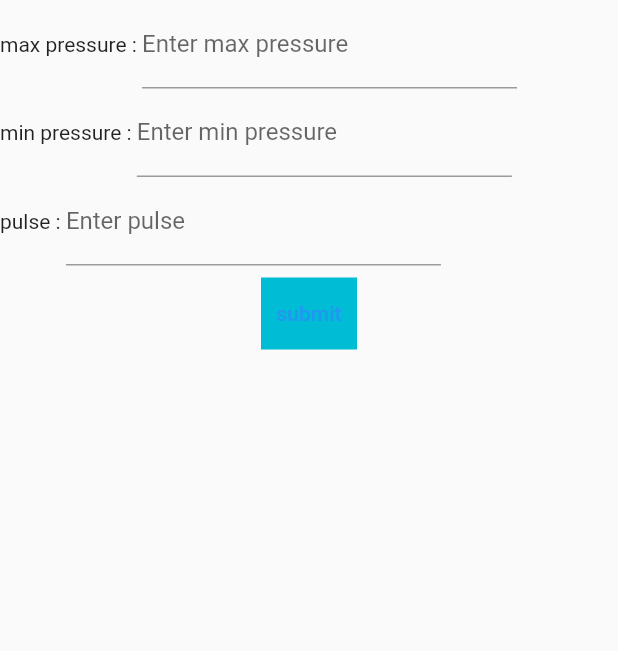
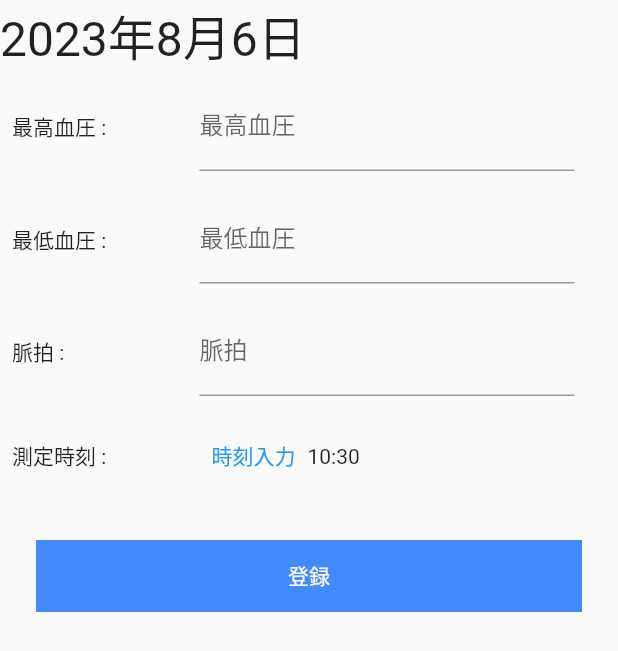
Before and after one commit to Kate941-su/pressure_management, a Flutter app: the PressureAddPage screen opened directly, on a phone screen of 412 x 824 dp. Shown: the top 651 px of the screen. Run offline on Flutter 3.47's test engine with Material 2 defaults, Android fonts, the light colour scheme and no system bars; our stand-ins replace flutter_hooks, flutter_riverpod, freezed_annotation, hooks_riverpod, syncfusion_flutter_charts, table_calendar.

Commit message:
時刻の表示機能を追加

```diff
--- a/lib/datetime/datetime_provider.dart
+++ b/lib/datetime/datetime_provider.dart
@@ -8,7 +8,12 @@ final focusDayProvider = StateNotifierProvider<DatetimeNotifier, DateTime>(
     (ref) => DatetimeNotifier(dateTime: DateTime.now().toUtc()));
 
 final startDayProvider = StateNotifierProvider<DatetimeNotifier, DateTime>(
-    (ref) => DatetimeNotifier(dateTime: DateTime.now().toUtc().subtract(const Duration(days: 7))));
+    (ref) => DatetimeNotifier(
+        dateTime: DateTime.now().toUtc().subtract(const Duration(days: 7))));
 
 final endDayProvider = StateNotifierProvider<DatetimeNotifier, DateTime>(
     (ref) => DatetimeNotifier(dateTime: DateTime.now().toUtc()));
+
+final measurementTimeProvider =
+    StateNotifierProvider<DatetimeNotifier, DateTime>(
+        (ref) => DatetimeNotifier(dateTime: DateTime.now().toUtc()));
--- a/lib/main.dart
+++ b/lib/main.dart
@@ -27,7 +27,8 @@ class MyApp extends ConsumerWidget {
       title: 'Pressure Management',
       home: Scaffold(
         appBar: AppBar(
-          title: const Text('Pressure Management App'),
+          backgroundColor: Colors.black,
+          title: const Text('血圧手帳'),
         ),
         body: pageList[bottomNavigationBarSelectedIndex.index],
         bottomNavigationBar: BottomNavigationBar(
--- a/lib/main_page/main_page.dart
+++ b/lib/main_page/main_page.dart
@@ -8,8 +8,7 @@ import 'package:flutter_training/main_page/widget/pressure_item_list_tile.dart';
 import 'package:flutter_training/pressure/pressure_provider.dart';
 import 'package:table_calendar/table_calendar.dart';
 import '../pressure/bottom_navigation_bar_index_provider.dart';
-import '../pressure/pressure_item.dart';
-import 'package:uuid/uuid.dart';
+
 
 class MainPage extends ConsumerWidget {
   const MainPage({super.key});
@@ -100,6 +99,7 @@ class MainPage extends ConsumerWidget {
                         minPressure: pressureItem.minPressure!,
                         pulse: pressureItem.pulse!,
                         uuid: pressureItem.uuid!,
+                        measurementTime: pressureItem.measurementTime!,
                       ),
                     )
                   : null;
--- a/lib/main_page/widget/pressure_item_list_tile.dart
+++ b/lib/main_page/widget/pressure_item_list_tile.dart
@@ -4,6 +4,7 @@ import 'package:flutter_riverpod/flutter_riverpod.dart';
 import 'package:flutter_training/datetime/datetime_provider.dart';
 
 import '../../pressure/pressure_provider.dart';
+import '../../util/util.dart';
 
 class PressureItemListTile extends ConsumerWidget {
   PressureItemListTile(
@@ -11,23 +12,33 @@ class PressureItemListTile extends ConsumerWidget {
       required this.minPressure,
       required this.pulse,
       required this.uuid,
+      required this.measurementTime,
       super.key});
 
   final int maxPressure;
   final int minPressure;
   final int pulse;
   final String uuid;
+  final DateTime measurementTime;
 
   @override
   Widget build(BuildContext context, WidgetRef ref) {
     final selectedDay = ref.watch(selectDayProvider);
     return ListTile(
+      leading: Column(
+        mainAxisAlignment: MainAxisAlignment.center,
+        children: [
+          measurementTime.hour > 3 && measurementTime.hour < 15
+              ? const Icon(Icons.sunny)
+              : const Icon(Icons.nightlight),
+          Text(Util.getPrettyTime(measurementTime)),
+        ],
+      ),
       title: Column(
         children: [
-          Text('max pressure : ${maxPressure.toString()}'),
-          Text('min pressure : ${minPressure.toString()}'),
-          Text('pulse : ${pulse.toString()}'),
-          Text('uuid : $uuid'),
+          Text('血圧 : ${maxPressure.toString()}/${minPressure.toString()}'),
+          Text('脈拍 : ${pulse.toString()}'),
+//          Text('uuid : $uuid'),
         ],
       ),
       trailing: FractionallySizedBox(
--- a/lib/pressure/pressure_item.dart
+++ b/lib/pressure/pressure_item.dart
@@ -1,5 +1,4 @@
 import 'package:freezed_annotation/freezed_annotation.dart';
-import 'package:uuid/uuid.dart';
 part 'pressure_item.freezed.dart';
 
 
@@ -10,5 +9,6 @@ abstract class PressureItem with _$PressureItem {
     int? maxPressure,
     int? minPressure,
     int? pulse,
+    DateTime? measurementTime,
   }) = _PressureItem;
 }
--- a/lib/pressure/pressure_notifier.dart
+++ b/lib/pressure/pressure_notifier.dart
@@ -92,6 +92,7 @@ class PressureNotifier
       minPressure: rng.nextInt(60) + 40,
       pulse: rng.nextInt(50) + 50,
       uuid: const Uuid().v4(),
+      measurementTime: DateTime.now()
     );
     if (state.isNotEmpty) {
       bool isBreak = false;
--- a/lib/pressure_add_page/pressure_add_page.dart
+++ b/lib/pressure_add_page/pressure_add_page.dart
@@ -4,9 +4,14 @@ import 'package:flutter_training/datetime/datetime_provider.dart';
 import 'package:flutter_training/pressure/pressure_item.dart';
 import 'package:flutter_training/pressure/pressure_provider.dart';
 import 'package:flutter_training/pressure_add_page/pressure_add_view_model.dart';
+import 'package:flutter_training/util/util.dart';
 import 'package:hooks_riverpod/hooks_riverpod.dart';
 import 'package:flutter_hooks/flutter_hooks.dart';
 import 'package:uuid/uuid.dart';
+
+import '../main_page/widget/day_part.dart';
+
+DateTime? _dateTime = DateTime.now();
 
 class PressureAddPage extends HookConsumerWidget {
   PressureAddPage({super.key});
@@ -16,31 +21,35 @@ class PressureAddPage extends HookConsumerWidget {
     final maxPressureTextController = useTextEditingController();
     final minPressureTextController = useTextEditingController();
     final pulseTextController = useTextEditingController();
-    final pressureAddViewModel = PressureAddViewModel(ref: ref);
     final selectedDay = ref.watch(selectDayProvider);
-    useEffect(() {}, [
+    useEffect(() {
+      return null;
+    }, [
       maxPressureTextController,
       minPressureTextController,
       pulseTextController
     ]);
     return Scaffold(
       body: Column(
+        crossAxisAlignment: CrossAxisAlignment.stretch,
         children: [
+          const DayPart(),
           _PressureAddTextFiled(
-            itemName: 'max pressure',
+            itemName: '最高血圧',
             controller: maxPressureTextController,
           ),
           _PressureAddTextFiled(
-            itemName: 'min pressure',
+            itemName: '最低血圧',
             controller: minPressureTextController,
           ),
           _PressureAddTextFiled(
-            itemName: 'pulse',
+            itemName: '脈拍',
             controller: pulseTextController,
           ),
+          _PressureAddTickFiled(itemName: '測定時刻'),
           Container(
-              margin: const EdgeInsets.all(8.0),
-              decoration: const BoxDecoration(color: Colors.cyan),
+              margin: const EdgeInsets.all(24.0),
+              decoration: const BoxDecoration(color: Colors.blueAccent),
               child: TextButton(
                   onPressed: () async {
                     if (maxPressureTextController.text.isEmpty ||
@@ -49,8 +58,8 @@ class PressureAddPage extends HookConsumerWidget {
                       await showDialog(
                           context: context,
                           builder: (BuildContext context) {
-                            return  const Dialog(
-                              child: Text('you have to fill all items'),
+                            return const Dialog(
+                              child: Text('全てのアイテムを入力してください'),
                             );
                           });
                     } else {
@@ -63,7 +72,7 @@ class PressureAddPage extends HookConsumerWidget {
                               minPressure:
                                   int.parse(minPressureTextController.text),
                               pulse: int.parse(pulseTextController.text),
-                          ));
+                              measurementTime: PressureAddViewModel(ref: ref).getTime()));
                       await showDialog(
                           context: context,
                           builder: (BuildContext context) {
@@ -73,7 +82,10 @@ class PressureAddPage extends HookConsumerWidget {
                           });
                     }
                   },
-                  child: const Text('submit')))
+                  child: const Text(
+                    '登録',
+                    style: TextStyle(color: Colors.white),
+                  ))),
         ],
       ),
     );
@@ -89,20 +101,50 @@ class _PressureAddTextFiled extends HookConsumerWidget {
 
   @override
   Widget build(BuildContext context, WidgetRef ref) {
-    return Row(
+    return Padding(
+      padding: const EdgeInsets.all(8.0),
+      child: Row(
         children: [
-        Text('$itemName : '),
+          SizedBox(width: 125, child: Text('$itemName : ')),
           SizedBox(
               width: 250,
               child: TextField(
                 inputFormatters: [FilteringTextInputFormatter.digitsOnly],
                 controller: controller,
                 decoration: InputDecoration(
-                labelText: 'Enter $itemName',
+                  labelText: '$itemName',
                   errorText: null,
                 ),
               )),
         ],
+      ),
     );
   }
 }
+
+class _PressureAddTickFiled extends HookConsumerWidget {
+  _PressureAddTickFiled({required this.itemName, super.key});
+
+  final String itemName;
+
+  @override
+  Widget build(BuildContext context, WidgetRef ref) {
+    final pressureAddViewModel = PressureAddViewModel(ref: ref);
+    final measurementTime = ref.watch(measurementTimeProvider);
+    return Padding(
+      padding: const EdgeInsets.all(8.0),
+      child: Row(
+        children: [
+          SizedBox(width: 125, child: Text('$itemName : ')),
+          TextButton(
+            onPressed: () async {
+              await pressureAddViewModel.onPressedInputTime(context);
+            },
+            child: Text('時刻入力'),
+          ),
+          Text(Util.getPrettyTime(measurementTime))
+        ],
+      ),
+    );
+  }
+}
--- /dev/null
+++ b/lib/util/util.dart
@@ -0,0 +1,5 @@
+class Util {
+  static String getPrettyTime(DateTime dateTime) {
+    return '${dateTime.hour}:${dateTime.minute.toString().padLeft(2, '0')}';
+  }
+}
```
Also changed, not shown: lib/pressure_add_page/pressure_add_view_model.dart (+25 -5 lines), lib/pressure/pressure_item.freezed.dart. Lines whose indentation alone changed are shown as unchanged.
